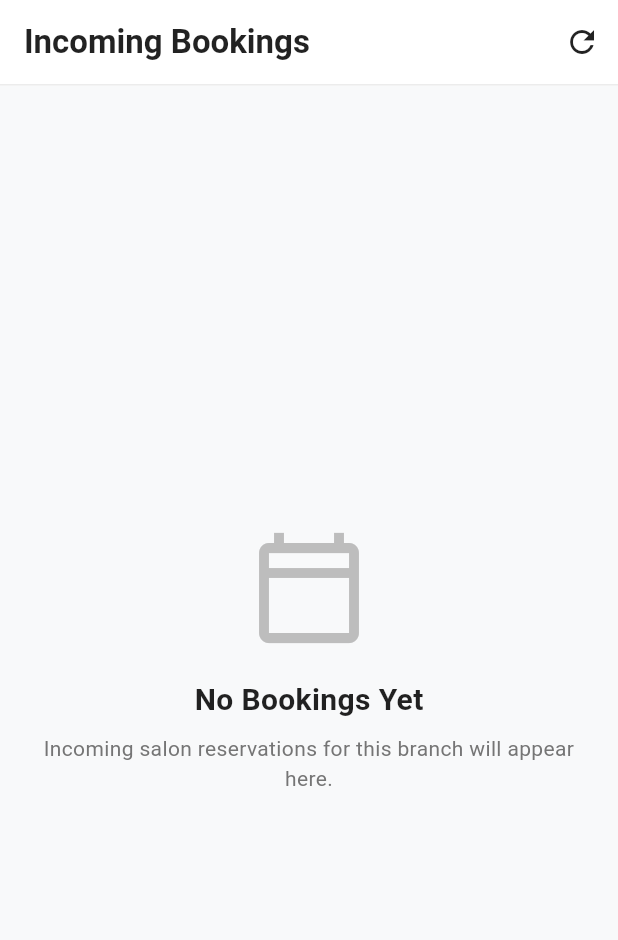
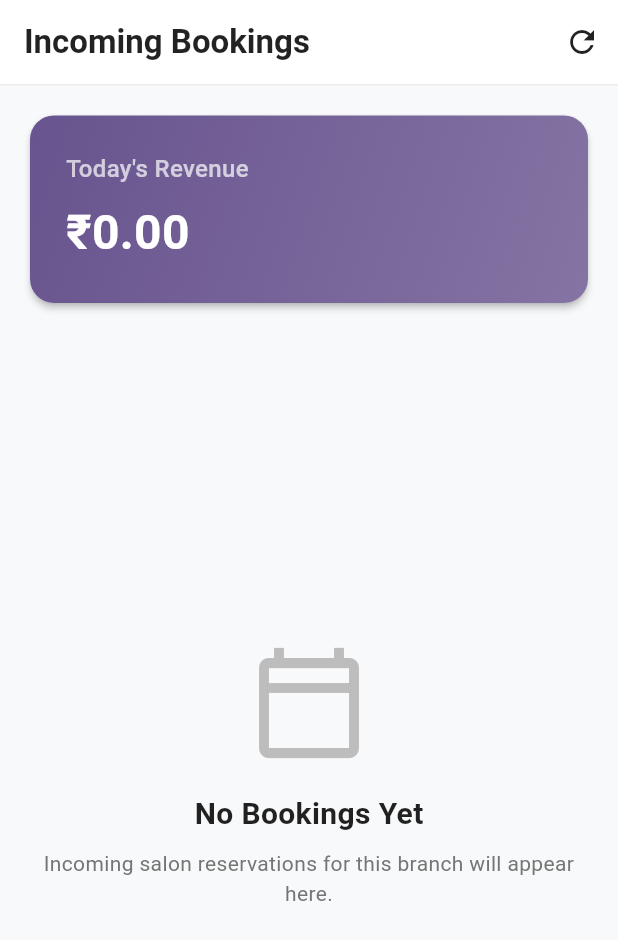
Before and after one commit to n0t-adm1n/parlor_vendor_app, a Flutter app: the screen it shows after launch, on a phone screen of 412 x 824 dp. Shown: the top 940 px of the screen. Run offline on Flutter 3.47's test engine with Material 3 defaults, Android fonts, the phone set to English and light mode, and no system bars; our stand-ins replace cloud_firestore, firebase_core; accounts and stored records are empty.

Commit message:
feat: add today's revenue card to vendor dashboard screen

```diff
--- a/lib/screens/dashboard/vendor_dashboard_screen.dart
+++ b/lib/screens/dashboard/vendor_dashboard_screen.dart
@@ -263,8 +263,18 @@ class _VendorDashboardScreenState extends State<VendorDashboardScreen> {
 
           final bookings = snapshot.data ?? [];
 
+          final now = DateTime.now();
+          final todayBookings = bookings.where((b) =>
+            b.status == BookingStatus.completed &&
+            b.startTime.year == now.year &&
+            b.startTime.month == now.month &&
+            b.startTime.day == now.day
+          );
+          final totalRevenue = todayBookings.fold(0.0, (acc, b) => acc + b.totalPrice);
+
+          Widget content;
           if (bookings.isEmpty) {
-            return Center(
+            content = Center(
               child: Padding(
                 padding: const EdgeInsets.all(24.0),
                 child: Column(
@@ -297,10 +307,9 @@ class _VendorDashboardScreenState extends State<VendorDashboardScreen> {
                 ),
               ),
             );
-          }
-
-          return ListView.builder(
-            padding: const EdgeInsets.symmetric(horizontal: 16, vertical: 12),
+          } else {
+            content = ListView.builder(
+              padding: const EdgeInsets.symmetric(horizontal: 16, vertical: 12),
             itemCount: bookings.length,
             itemBuilder: (context, index) {
               final booking = bookings[index];
@@ -469,6 +478,54 @@ class _VendorDashboardScreenState extends State<VendorDashboardScreen> {
               );
             },
           );
+          }
+
+          return Column(
+            children: [
+              Container(
+                width: double.infinity,
+                padding: const EdgeInsets.fromLTRB(16, 16, 16, 4),
+                child: Card(
+                  elevation: 2,
+                  shape: RoundedRectangleBorder(borderRadius: BorderRadius.circular(16)),
+                  child: Container(
+                    decoration: BoxDecoration(
+                      borderRadius: BorderRadius.circular(16),
+                      gradient: LinearGradient(
+                        colors: [theme.colorScheme.primary, theme.colorScheme.primary.withValues(alpha: 0.8)],
+                        begin: Alignment.topLeft,
+                        end: Alignment.bottomRight,
+                      ),
+                    ),
+                    padding: const EdgeInsets.all(24.0),
+                    child: Column(
+                      crossAxisAlignment: CrossAxisAlignment.start,
+                      children: [
+                        const Text(
+                          "Today's Revenue",
+                          style: TextStyle(
+                            color: Colors.white70,
+                            fontSize: 16,
+                            fontWeight: FontWeight.w500,
+                          ),
+                        ),
+                        const SizedBox(height: 8),
+                        Text(
+                          '₹${totalRevenue.toStringAsFixed(2)}',
+                          style: const TextStyle(
+                            color: Colors.white,
+                            fontSize: 32,
+                            fontWeight: FontWeight.bold,
+                          ),
+                        ),
+                      ],
+                    ),
+                  ),
+                ),
+              ),
+              Expanded(child: content),
+            ],
+          );
         },
       ),
     );
```
